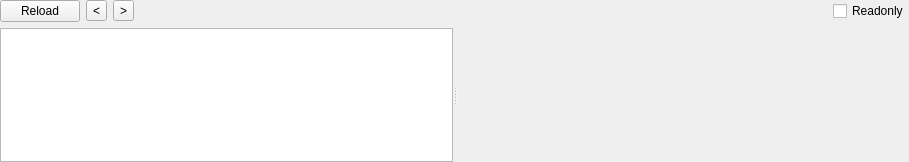
First picture: the form in NE/newidget.ui, repository horsicq/FormatWidgets, before the edit.
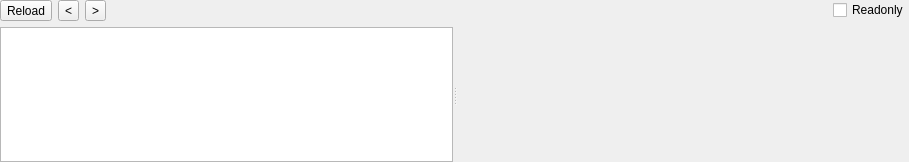
Second picture: the form after the edit. Custom widgets are drawn as their Qt base class.

Diff of the .ui file:
```diff
--- a/NE/newidget.ui
+++ b/NE/newidget.ui
@@ -32,7 +32,7 @@
       <enum>QLayout::SetDefaultConstraint</enum>
      </property>
      <item>
-      <widget class="QPushButton" name="pushButtonReload">
+      <widget class="QToolButton" name="toolButtonReload">
        <property name="text">
         <string>Reload</string>
        </property>
```
